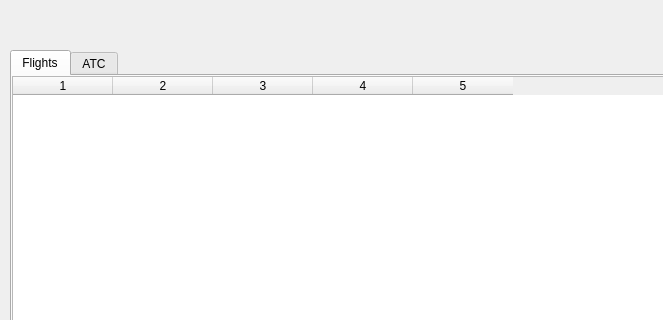
Above: source/ui/resources/FirDetailsWindow.ui from Vatsinator/vatsinator-legacy before the change; both pictures show x 0 to 663 and y 0 to 320 of the 800 by 500 pixel window. Below: the same form after it.
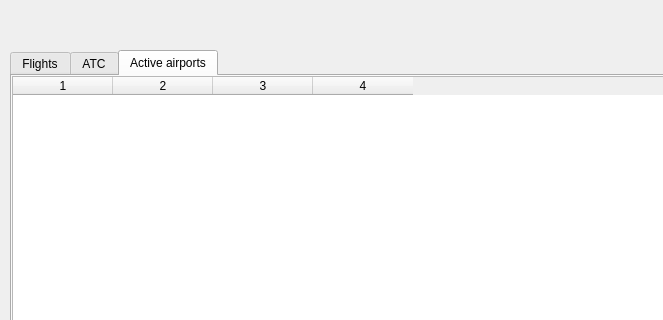
That is the form after the change. The open tabs and pages were chosen to show the change. Icons and pictures are not drawn.

Patch:
```diff
--- a/source/ui/resources/FirDetailsWindow.ui
+++ b/source/ui/resources/FirDetailsWindow.ui
@@ -189,6 +189,61 @@
      <column/>
     </widget>
    </widget>
+   <widget class="QWidget" name="ActiveAirportsTab">
+    <attribute name="title">
+     <string>Active airports</string>
+    </attribute>
+    <widget class="QTableWidget" name="AirportsTable">
+     <property name="geometry">
+      <rect>
+       <x>0</x>
+       <y>0</y>
+       <width>771</width>
+       <height>381</height>
+      </rect>
+     </property>
+     <property name="verticalScrollBarPolicy">
+      <enum>Qt::ScrollBarAlwaysOn</enum>
+     </property>
+     <property name="horizontalScrollBarPolicy">
+      <enum>Qt::ScrollBarAlwaysOff</enum>
+     </property>
+     <property name="editTriggers">
+      <set>QAbstractItemView::SelectedClicked</set>
+     </property>
+     <property name="showDropIndicator" stdset="0">
+      <bool>false</bool>
+     </property>
+     <property name="dragDropOverwriteMode">
+      <bool>false</bool>
+     </property>
+     <property name="selectionMode">
+      <enum>QAbstractItemView::NoSelection</enum>
+     </property>
+     <property name="selectionBehavior">
+      <enum>QAbstractItemView::SelectRows</enum>
+     </property>
+     <property name="showGrid">
+      <bool>false</bool>
+     </property>
+     <property name="gridStyle">
+      <enum>Qt::NoPen</enum>
+     </property>
+     <property name="wordWrap">
+      <bool>false</bool>
+     </property>
+     <property name="columnCount">
+      <number>4</number>
+     </property>
+     <attribute name="verticalHeaderVisible">
+      <bool>false</bool>
+     </attribute>
+     <column/>
+     <column/>
+     <column/>
+     <column/>
+    </widget>
+   </widget>
   </widget>
   <widget class="QPushButton" name="CloseButton">
    <property name="geometry">
```
